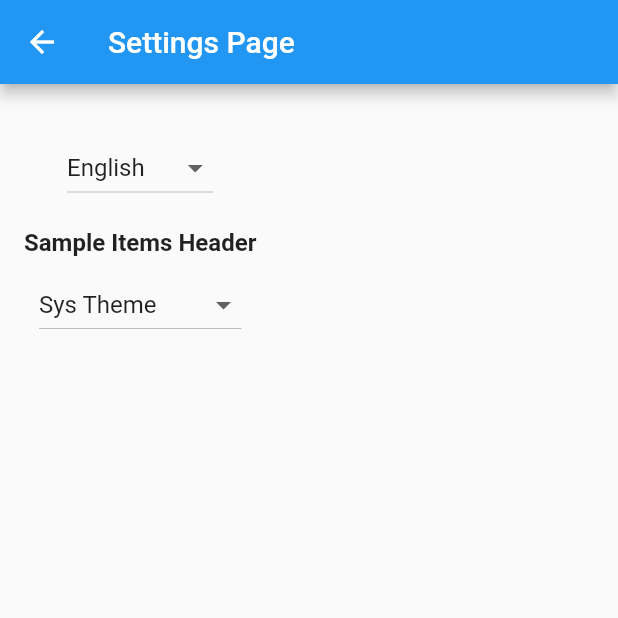
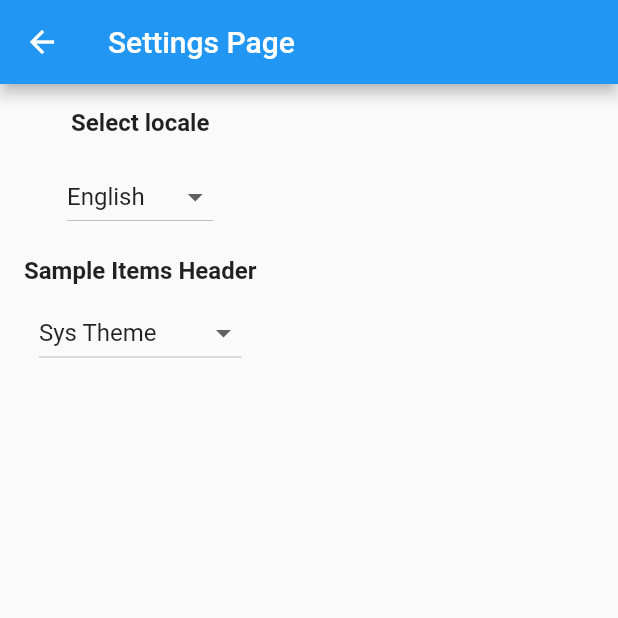
Before and after one commit to arqrepostxt/fluttermultilanguage, a Flutter app: the screen it shows after launch, after a tap on the "settings" icon, on a phone screen of 412 x 824 dp, the top half of it. Run offline on Flutter 3.47's test engine with Material 2 defaults, Android fonts, the phone set to English and light mode, and no system bars; our stand-ins replace shared_preferences; generated files the repository leaves out were written again.

Commit message:
Language selector updated

```diff
--- a/lib/main.dart
+++ b/lib/main.dart
@@ -5,18 +5,12 @@ import 'src/settings/settings_controller.dart';
 import 'src/settings/settings_service.dart';
 
 void main() async {
-  WidgetsFlutterBinding.ensureInitialized(); // Initialize Flutter binding
+  WidgetsFlutterBinding.ensureInitialized();
 
-  // Set up the SettingsController, which will glue user settings to multiple
-  // Flutter Widgets.
-  final settingsController = SettingsController(SettingsService());
+  final settingsService = SettingsService();
+  final settingsController = SettingsController(settingsService);
 
-  // Load the user's preferred theme while the splash screen is displayed.
-  // This prevents a sudden theme change when the app is first displayed.
   await settingsController.loadSettings();
 
-  // Run the app and pass in the SettingsController. The app listens to the
-  // SettingsController for changes, then passes it further down to the
-  // SettingsView.
   runApp(MyApp(settingsController: settingsController));
 }
--- a/lib/src/app.dart
+++ b/lib/src/app.dart
@@ -1,5 +1,5 @@
 import 'package:flutter/material.dart';
-import 'package:flutter_gen/gen_l10n/app_localizations.dart'; // Import this package to load AppLocalizations translations
+import 'package:flutter_gen/gen_l10n/app_localizations.dart';
 import 'package:flutter_localizations/flutter_localizations.dart';
 
 import 'sample_feature/sample_item_details_view.dart';
@@ -8,22 +8,52 @@ import 'settings/settings_controller.dart';
 import 'settings/settings_view.dart';
 
 /// The Widget that configures your application.
-class MyApp extends StatelessWidget {
-  const MyApp({
-    super.key,
-    required this.settingsController,
-  });
+class MyApp extends StatefulWidget {
+  const MyApp({Key? key, required this.settingsController}) : super(key: key);
 
   final SettingsController settingsController;
 
+  static void setLocale(BuildContext context, Locale newLocale) {
+    _MyAppState state = context.findAncestorStateOfType<_MyAppState>()!;
+    state.setLocale(newLocale);
+  }
+
+  @override
+  _MyAppState createState() => _MyAppState();
+}
+
+class _MyAppState extends State<MyApp> {
+  late Locale _locale;
+
+  void setLocale(Locale newLocale) {
+    setState(() {
+      _locale = newLocale;
+    });
+  }
+
+  @override
+  void initState() {
+    super.initState();
+    widget.settingsController.addListener(_onSettingsChanged);
+    _locale = widget.settingsController.locale;
+  }
+
+  @override
+  void dispose() {
+    widget.settingsController.removeListener(_onSettingsChanged);
+    super.dispose();
+  }
+
+  void _onSettingsChanged() {
+    setState(() {
+      _locale = widget.settingsController.locale;
+    });
+  }
+
   @override
   Widget build(BuildContext context) {
-    // Glue the SettingsController to the MaterialApp.
-    //
-    // The AnimatedBuilder Widget listens to the SettingsController for changes.
-    // Whenever the user updates their settings, the MaterialApp is rebuilt.
     return AnimatedBuilder(
-      animation: settingsController,
+      animation: widget.settingsController,
       builder: (BuildContext context, Widget? child) {
         return MaterialApp(
           restorationScopeId: 'app',
@@ -38,12 +68,9 @@ class MyApp extends StatelessWidget {
             Locale('pt'),
             Locale('es'),
           ],
-
+          locale: _locale,
           // Use AppLocalizations to configure the correct application title
           // depending on the user's locale.
-          //
-          // The appTitle is defined in .arb files found in the localization
-          // directory.
           onGenerateTitle: (BuildContext context) =>
               AppLocalizations.of(context)!.appTitle,
 
@@ -52,7 +79,7 @@ class MyApp extends StatelessWidget {
           // SettingsController to display the correct theme.
           theme: ThemeData(),
           darkTheme: ThemeData.dark(),
-          themeMode: settingsController.themeMode,
+          themeMode: widget.settingsController.themeMode,
 
           // Define a function to handle named routes in order to support
           // Flutter web url navigation and deep linking.
@@ -62,7 +89,10 @@ class MyApp extends StatelessWidget {
               builder: (BuildContext context) {
                 switch (routeSettings.name) {
                   case SettingsView.routeName:
-                    return SettingsView(controller: settingsController);
+                    return SettingsView(
+                      controller: widget.settingsController,
+                      setLocale: (Locale newLocale) {},
+                    );
                   case SampleItemDetailsView.routeName:
                     return const SampleItemDetailsView();
                   case SampleItemListView.routeName:
--- a/lib/src/localization/app_en.arb
+++ b/lib/src/localization/app_en.arb
@@ -7,7 +7,7 @@
   "lightTheme": "The light theme",
   "darkTheme": "The dark theme",
   "settingsTitle": "Settings Page",
-  "settingsLocaleSelect": "--Locale Selection",
+  "settingsLocaleSelect": "Select locale",
   "@appTitle": {
     "description": "The title of the application"
   }
--- a/lib/src/localization/app_pt.arb
+++ b/lib/src/localization/app_pt.arb
@@ -1,9 +1,9 @@
 {
   "appTitle": "App flutter_2",
   "helloWorld": "Welcome hello world message",
-  "sampleItem": "Item exemplo x",
+  "sampleItem": "Item exemplo",
   "sampleItemsTitle": "Página de Modelos de Itens",
-  "systemTheme": "Tema do sistema2",
+  "systemTheme": "Tema do sistema",
   "lightTheme": "Tema claro",
   "darkTheme": "Tema escuro",
   "settingsTitle": "Página de Configurações",
--- a/lib/src/settings/settings_service.dart
+++ b/lib/src/settings/settings_service.dart
@@ -46,8 +46,8 @@ class SettingsService {
     // }
 
     // Locale only with language code : 2 characters
-    final localeString = '${locale.languageCode}';
-    print('Locale selected is ${localeString}');
+    final localeString = locale.languageCode;
+    print('Locale selected is $localeString');
 
     // Locale with language and country codes : 5 chracters
     // final localeString = '${locale.languageCode}_${locale.countryCode}';
--- a/lib/src/settings/settings_view.dart
+++ b/lib/src/settings/settings_view.dart
@@ -9,7 +9,10 @@ import 'package:flutter_gen/gen_l10n/app_localizations.dart'; // Import this pac
 /// When a user changes a setting, the SettingsController is updated and
 /// Widgets that listen to the SettingsController are rebuilt.
 class SettingsView extends StatelessWidget {
-  const SettingsView({super.key, required this.controller});
+  const SettingsView(
+      {super.key,
+      required this.controller,
+      required void Function(Locale newLocale) setLocale});
 
   static const routeName = '/settings';
 
@@ -29,6 +32,11 @@ class SettingsView extends StatelessWidget {
           // SettingsController is updated, which rebuilds the MaterialApp.
           child: Column(
             children: [
+              Text(
+                AppLocalizations.of(context)!.settingsLocaleSelect,
+                style:
+                    const TextStyle(fontSize: 16, fontWeight: FontWeight.bold),
+              ),
               const SizedBox(height: 16),
               DropdownButton<Locale>(
                 value: controller.locale,
```
